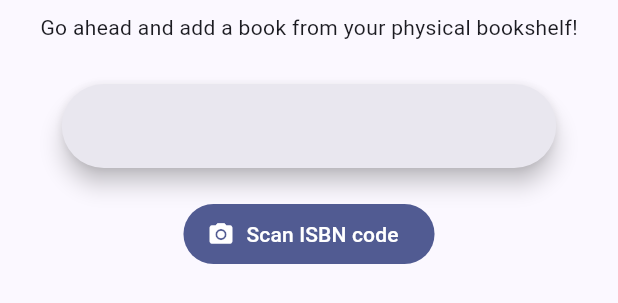
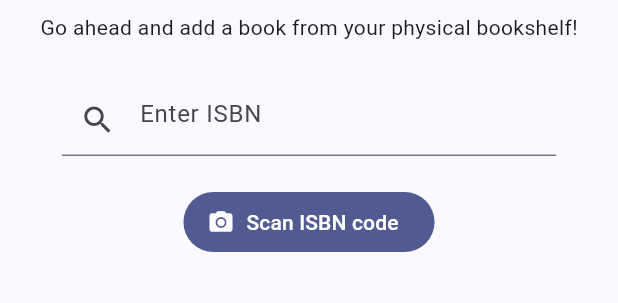
Before and after one commit to MartinGallauner/bookclub, a Flutter app: the AddBookBottomSheet widget shown alone on an empty page, opened directly, on a phone screen of 412 x 824 dp. Shown: the top 303 px of the screen. Run offline on Flutter 3.47's test engine with Material 3 defaults, Android fonts, the phone set to English and light mode, and no system bars; our stand-ins replace firebase_auth, firebase_core; accounts and stored records are empty; generated files the repository leaves out were written again.

Commit message:
the add book sheet needs to be stateful to actually show the search results

```diff
--- a/frontend/lib/widgets/add_book_bottom_sheet.dart
+++ b/frontend/lib/widgets/add_book_bottom_sheet.dart
@@ -1,12 +1,17 @@
 import 'dart:developer';
 
 import 'package:flutter/material.dart';
+import 'package:frontend/services/googlebooksapi_service.dart';
 
 /// This bottom sheet offers input fields to add a new book
-
-class AddBookBottomSheet extends StatelessWidget {
+class AddBookBottomSheet extends StatefulWidget {
   const AddBookBottomSheet({super.key});
 
+  @override
+  State<AddBookBottomSheet> createState() => _AddBookBottomSheetState();
+}
+
+class _AddBookBottomSheetState extends State<AddBookBottomSheet> {
   @override
   Widget build(BuildContext context) {
     return Center(
@@ -14,24 +19,34 @@ class AddBookBottomSheet extends StatelessWidget {
         children: [
           Padding(
             padding: const EdgeInsets.all(8.0),
-            child: Text("Go ahead and add a book from your physical bookshelf!"),
+            child: Text(
+              "Go ahead and add a book from your physical bookshelf!",
+            ),
           ),
           SizedBox(height: 20),
           FractionallySizedBox(
             widthFactor: 0.8,
-            child: SearchBar(),
+            child: TextField(
+              onSubmitted: (isbn) async {
+                final book = await GoogleBooksAPIService().searchByISBN(isbn);
+                log(book.title);
+              },
+              decoration: InputDecoration(
+                prefixIcon: Icon(Icons.search),
+                hintText: 'Enter ISBN',
+              ),
+            ),
           ),
           SizedBox(height: 20),
           FilledButton.icon(
-              onPressed: () {
-                log('pressed book scan button');
-              },
-              icon: Icon(Icons.camera_alt),
-              label: Text("Scan ISBN code"))
+            onPressed: () {
+              log('pressed book scan button');
+            },
+            icon: Icon(Icons.camera_alt),
+            label: Text("Scan ISBN code"),
+          ),
         ],
-
       ),
     );
   }
-
 }
```
